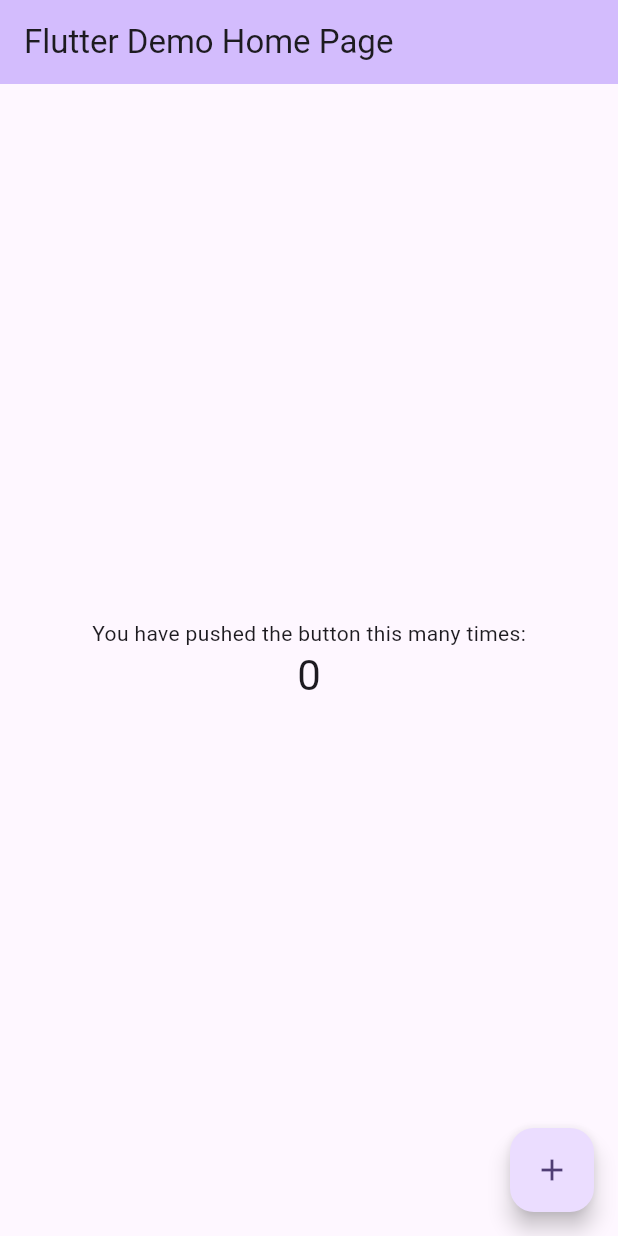
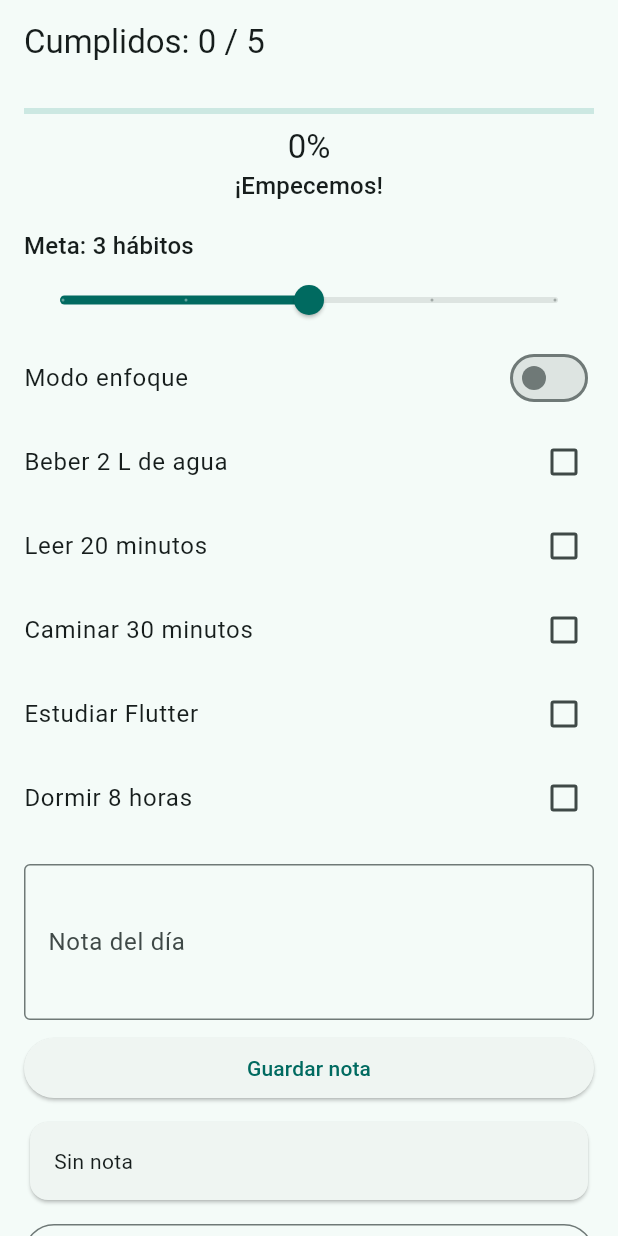
Before and after one commit to OAvillatoro/lab_habitos_Oscar_Villatoro, a Flutter app: the screen it shows after launch, on a phone screen of 412 x 824 dp. Run offline on Flutter 3.47's test engine with Material 3 defaults, Android fonts, the phone set to English and light mode, and no system bars.

Commit message:
Implement habits panel state and interactions

```diff
--- a/lib/main.dart
+++ b/lib/main.dart
@@ -7,115 +7,194 @@ void main() {
 class MyApp extends StatelessWidget {
   const MyApp({super.key});
 
-  // This widget is the root of your application.
   @override
   Widget build(BuildContext context) {
     return MaterialApp(
-      title: 'Flutter Demo',
+      debugShowCheckedModeBanner: false,
+      title: 'Panel de hábitos',
       theme: ThemeData(
-        // This is the theme of your application.
-        //
-        // TRY THIS: Try running your application with "flutter run". You'll see
-        // the application has a purple toolbar. Then, without quitting the app,
-        // try changing the seedColor in the colorScheme below to Colors.green
-        // and then invoke "hot reload" (save your changes or press the "hot
-        // reload" button in a Flutter-supported IDE, or press "r" if you used
-        // the command line to start the app).
-        //
-        // Notice that the counter didn't reset back to zero; the application
-        // state is not lost during the reload. To reset the state, use hot
-        // restart instead.
-        //
-        // This works for code too, not just values: Most code changes can be
-        // tested with just a hot reload.
-        colorScheme: .fromSeed(seedColor: Colors.deepPurple),
+        useMaterial3: true,
+        colorScheme: ColorScheme.fromSeed(seedColor: Colors.teal),
       ),
-      home: const MyHomePage(title: 'Flutter Demo Home Page'),
+      home: const PanelHabitos(),
     );
   }
 }
 
-class MyHomePage extends StatefulWidget {
-  const MyHomePage({super.key, required this.title});
-
-  // This widget is the home page of your application. It is stateful, meaning
-  // that it has a State object (defined below) that contains fields that affect
-  // how it looks.
-
-  // This class is the configuration for the state. It holds the values (in this
-  // case the title) provided by the parent (in this case the App widget) and
-  // used by the build method of the State. Fields in a Widget subclass are
-  // always marked "final".
-
-  final String title;
+class PanelHabitos extends StatefulWidget {
+  const PanelHabitos({super.key});
 
   @override
-  State<MyHomePage> createState() => _MyHomePageState();
+  State<PanelHabitos> createState() => _PanelHabitosState();
 }
 
-class _MyHomePageState extends State<MyHomePage> {
-  int _counter = 0;
+class _PanelHabitosState extends State<PanelHabitos> {
+  final List<String> _habitos = const [
+    'Beber 2 L de agua',
+    'Leer 20 minutos',
+    'Caminar 30 minutos',
+    'Estudiar Flutter',
+    'Dormir 8 horas',
+  ];
 
-  void _incrementCounter() {
+  late List<bool> _cumplidos;
+  int _meta = 3;
+  bool _enfoque = false;
+  String _nota = '';
+  final TextEditingController _notaCtrl = TextEditingController();
+
+  int get _totalCumplidos => _cumplidos.where((cumplido) => cumplido).length;
+
+  double get _progreso => _totalCumplidos / _habitos.length;
+
+  bool get _metaAlcanzada => _totalCumplidos >= _meta;
+
+  String get _mensaje {
+    if (_progreso == 0) {
+      return '¡Empecemos!';
+    } else if (_progreso < 0.5) {
+      return 'Buen inicio';
+    } else if (_progreso < 1) {
+      return '¡Vas muy bien!';
+    }
+    return '¡Día completado! 🎉';
+  }
+
+  @override
+  void initState() {
+    super.initState();
+    _cumplidos = List<bool>.filled(_habitos.length, false);
+  }
+
+  @override
+  void dispose() {
+    _notaCtrl.dispose();
+    super.dispose();
+  }
+
+  void _alternarHabito(int indice, bool? valor) {
     setState(() {
-      // This call to setState tells the Flutter framework that something has
-      // changed in this State, which causes it to rerun the build method below
-      // so that the display can reflect the updated values. If we changed
-      // _counter without calling setState(), then the build method would not be
-      // called again, and so nothing would appear to happen.
-      _counter++;
+      _cumplidos[indice] = valor ?? false;
+    });
+  }
+
+  void _cambiarMeta(double valor) {
+    setState(() {
+      _meta = valor.round();
+    });
+  }
+
+  void _alternarEnfoque(bool valor) {
+    setState(() {
+      _enfoque = valor;
+    });
+  }
+
+  void _guardarNota() {
+    setState(() {
+      _nota = _notaCtrl.text.trim();
+      _notaCtrl.clear();
+    });
+  }
+
+  void _reiniciarDia() {
+    setState(() {
+      _cumplidos = List<bool>.filled(_habitos.length, false);
+      _meta = 3;
+      _enfoque = false;
+      _nota = '';
+      _notaCtrl.clear();
     });
   }
 
   @override
   Widget build(BuildContext context) {
-    // This method is rerun every time setState is called, for instance as done
-    // by the _incrementCounter method above.
-    //
-    // The Flutter framework has been optimized to make rerunning build methods
-    // fast, so that you can just rebuild anything that needs updating rather
-    // than having to individually change instances of widgets.
+    final int porcentaje = (_progreso * 100).round();
+
     return Scaffold(
       appBar: AppBar(
-        // TRY THIS: Try changing the color here to a specific color (to
-        // Colors.amber, perhaps?) and trigger a hot reload to see the AppBar
-        // change color while the other colors stay the same.
-        backgroundColor: Theme.of(context).colorScheme.inversePrimary,
-        // Here we take the value from the MyHomePage object that was created by
-        // the App.build method, and use it to set our appbar title.
-        title: Text(widget.title),
+        title: Text('Cumplidos: $_totalCumplidos / ${_habitos.length}'),
       ),
-      body: Center(
-        // Center is a layout widget. It takes a single child and positions it
-        // in the middle of the parent.
-        child: Column(
-          // Column is also a layout widget. It takes a list of children and
-          // arranges them vertically. By default, it sizes itself to fit its
-          // children horizontally, and tries to be as tall as its parent.
-          //
-          // Column has various properties to control how it sizes itself and
-          // how it positions its children. Here we use mainAxisAlignment to
-          // center the children vertically; the main axis here is the vertical
-          // axis because Columns are vertical (the cross axis would be
-          // horizontal).
-          //
-          // TRY THIS: Invoke "debug painting" (choose the "Toggle Debug Paint"
-          // action in the IDE, or press "p" in the console), to see the
-          // wireframe for each widget.
-          mainAxisAlignment: .center,
+      body: SafeArea(
+        child: ListView(
+          padding: const EdgeInsets.all(16),
           children: [
-            const Text('You have pushed the button this many times:'),
+            LinearProgressIndicator(value: _progreso),
+            const SizedBox(height: 8),
             Text(
-              '$_counter',
-              style: Theme.of(context).textTheme.headlineMedium,
+              '$porcentaje%',
+              textAlign: TextAlign.center,
+              style: Theme.of(context).textTheme.titleLarge,
             ),
+            Text(
+              _mensaje,
+              textAlign: TextAlign.center,
+              style: Theme.of(context).textTheme.titleMedium,
+            ),
+            const SizedBox(height: 16),
+            Text(
+              'Meta: $_meta hábitos',
+              style: Theme.of(context).textTheme.titleMedium,
+            ),
+            Slider(
+              value: _meta.toDouble(),
+              min: 1,
+              max: _habitos.length.toDouble(),
+              divisions: _habitos.length - 1,
+              label: _meta.toString(),
+              onChanged: _cambiarMeta,
+            ),
+            if (_metaAlcanzada)
+              const Text(
+                'Meta alcanzada',
+                style: TextStyle(
+                  color: Colors.green,
+                  fontWeight: FontWeight.bold,
+                ),
+              ),
+            SwitchListTile(
+              title: const Text('Modo enfoque'),
+              value: _enfoque,
+              onChanged: _alternarEnfoque,
+              contentPadding: EdgeInsets.zero,
+            ),
+            for (int indice = 0; indice < _habitos.length; indice++)
+              if (!_enfoque || !_cumplidos[indice])
+                CheckboxListTile(
+                  title: Text(_habitos[indice]),
+                  value: _cumplidos[indice],
+                  onChanged: (valor) => _alternarHabito(indice, valor),
+                  contentPadding: EdgeInsets.zero,
+                ),
+            const SizedBox(height: 16),
+            TextField(
+              controller: _notaCtrl,
+              decoration: const InputDecoration(
+                labelText: 'Nota del día',
+                border: OutlineInputBorder(),
+              ),
+              maxLines: 3,
+            ),
+            const SizedBox(height: 8),
+            ElevatedButton(
+              onPressed: _guardarNota,
+              child: const Text('Guardar nota'),
+            ),
+            const SizedBox(height: 8),
+            Card(
+              child: Padding(
+                padding: const EdgeInsets.all(16),
+                child: Text(_nota.isEmpty ? 'Sin nota' : _nota),
+              ),
+            ),
+            const SizedBox(height: 8),
+            OutlinedButton(
+              onPressed: _reiniciarDia,
+              child: const Text('Reiniciar día'),
+            ),
+            const SizedBox(height: 24),
           ],
         ),
-      ),
-      floatingActionButton: FloatingActionButton(
-        onPressed: _incrementCounter,
-        tooltip: 'Increment',
-        child: const Icon(Icons.add),
       ),
     );
   }
```
